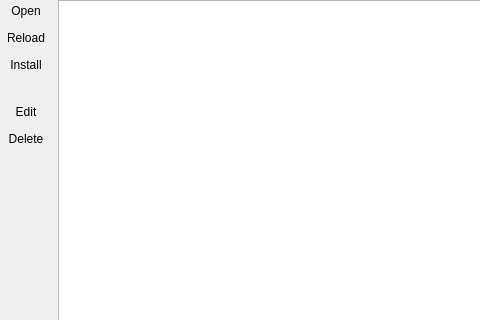
Qt form src/OplPcTools/UI/GameCollectionWidget.ui (brainstream/OPL-PC-Tools) before a commit; both pictures show x 0 to 480 and y 0 to 320 of the 944 by 629 pixel window.
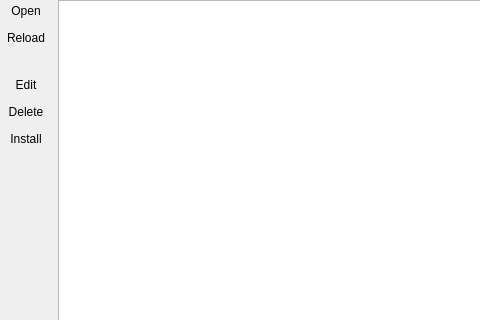
The same form after that commit. Icons and pictures are not drawn.

Commit message: Game list appearance has been improved

What changed in the file:
```diff
--- a/src/OplPcTools/UI/GameCollectionWidget.ui
+++ b/src/OplPcTools/UI/GameCollectionWidget.ui
@@ -110,36 +110,6 @@
         </property>
        </widget>
       </item>
-      <item>
-       <widget class="QToolButton" name="btn_install">
-        <property name="sizePolicy">
-         <sizepolicy hsizetype="Expanding" vsizetype="Preferred">
-          <horstretch>0</horstretch>
-          <verstretch>0</verstretch>
-         </sizepolicy>
-        </property>
-        <property name="text">
-         <string>Install</string>
-        </property>
-        <property name="icon">
-         <iconset theme="list-add">
-          <normalon>:/icons/list-add</normalon>
-         </iconset>
-        </property>
-        <property name="iconSize">
-         <size>
-          <width>32</width>
-          <height>32</height>
-         </size>
-        </property>
-        <property name="toolButtonStyle">
-         <enum>Qt::ToolButtonTextUnderIcon</enum>
-        </property>
-        <property name="autoRaise">
-         <bool>true</bool>
-        </property>
-       </widget>
-      </item>
       <item>
        <spacer name="spacer_3">
         <property name="orientation">
@@ -216,6 +186,36 @@
         </property>
        </widget>
       </item>
+      <item>
+       <widget class="QToolButton" name="btn_install">
+        <property name="sizePolicy">
+         <sizepolicy hsizetype="Expanding" vsizetype="Preferred">
+          <horstretch>0</horstretch>
+          <verstretch>0</verstretch>
+         </sizepolicy>
+        </property>
+        <property name="text">
+         <string>Install</string>
+        </property>
+        <property name="icon">
+         <iconset theme="list-add">
+          <normalon>:/icons/list-add</normalon>
+         </iconset>
+        </property>
+        <property name="iconSize">
+         <size>
+          <width>32</width>
+          <height>32</height>
+         </size>
+        </property>
+        <property name="toolButtonStyle">
+         <enum>Qt::ToolButtonTextUnderIcon</enum>
+        </property>
+        <property name="autoRaise">
+         <bool>true</bool>
+        </property>
+       </widget>
+      </item>
       <item>
        <spacer name="spacer_2">
         <property name="orientation">
```
Left out of the diff: 9 changed lines with no effect on the pictures.
